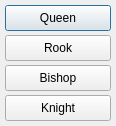
Before: the Qt Designer form promotionwindow.ui in dzhuhan/bachelor_thesis, drawn with Qt 5.
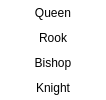
After: the same form once the commit is applied.

Commit message: Redesigned promotion wingdow

What changed in the file:
```diff
--- a/promotionwindow.ui
+++ b/promotionwindow.ui
@@ -6,10 +6,28 @@
    <rect>
     <x>0</x>
     <y>0</y>
-    <width>116</width>
-    <height>126</height>
+    <width>106</width>
+    <height>100</height>
    </rect>
   </property>
+  <property name="sizePolicy">
+   <sizepolicy hsizetype="Fixed" vsizetype="Fixed">
+    <horstretch>0</horstretch>
+    <verstretch>0</verstretch>
+   </sizepolicy>
+  </property>
+  <property name="minimumSize">
+   <size>
+    <width>106</width>
+    <height>100</height>
+   </size>
+  </property>
+  <property name="maximumSize">
+   <size>
+    <width>106</width>
+    <height>100</height>
+   </size>
+  </property>
   <property name="windowTitle">
    <string>Promotion</string>
   </property>
@@ -19,14 +37,25 @@
   <widget class="QPushButton" name="Queen">
    <property name="geometry">
     <rect>
-     <x>5</x>
-     <y>5</y>
+     <x>0</x>
+     <y>0</y>
      <width>106</width>
      <height>26</height>
     </rect>
    </property>
    <property name="styleSheet">
-    <string notr="true">font: 700 11pt &quot;Liberation Mono&quot;;</string>
+    <string notr="true">QPushButton {
+	color: black;
+border: none;
+background-color: white;
+font: 700 11pt &quot;Liberation Mono&quot;;
+}
+QPushButton:hover {
+	background-color: #ddd;
+}
+QPushButton:pressed {
+	background-color: qlineargradient(spread:pad, x1:0, y1:0, x2:1, y2:1, stop:0 rgba(0, 229, 255, 255), stop:1 rgba(255, 0, 220, 255));
+}</string>
    </property>
    <property name="text">
     <string>Queen</string>
@@ -35,14 +64,25 @@
   <widget class="QPushButton" name="Bishop">
    <property name="geometry">
     <rect>
-     <x>5</x>
-     <y>65</y>
+     <x>0</x>
+     <y>50</y>
      <width>106</width>
      <height>26</height>
     </rect>
    </property>
    <property name="styleSheet">
-    <string notr="true">font: 700 11pt &quot;Liberation Mono&quot;;</string>
+    <string notr="true">QPushButton {
+	color: black;
+border: none;
+background-color: white;
+font: 700 11pt &quot;Liberation Mono&quot;;
+}
+QPushButton:hover {
+	background-color: #ddd;
+}
+QPushButton:pressed {
+	background-color: qlineargradient(spread:pad, x1:0, y1:0, x2:1, y2:1, stop:0 rgba(0, 229, 255, 255), stop:1 rgba(255, 0, 220, 255));
+}</string>
    </property>
    <property name="text">
     <string>Bishop</string>
@@ -51,14 +91,25 @@
   <widget class="QPushButton" name="Knight">
    <property name="geometry">
     <rect>
-     <x>5</x>
-     <y>95</y>
+     <x>0</x>
+     <y>75</y>
      <width>106</width>
      <height>26</height>
     </rect>
    </property>
    <property name="styleSheet">
-    <string notr="true">font: 700 11pt &quot;Liberation Mono&quot;;</string>
+    <string notr="true">QPushButton {
+	color: black;
+border: none;
+background-color: white;
+font: 700 11pt &quot;Liberation Mono&quot;;
+}
+QPushButton:hover {
+	background-color: #ddd;
+}
+QPushButton:pressed {
+	background-color: qlineargradient(spread:pad, x1:0, y1:0, x2:1, y2:1, stop:0 rgba(0, 229, 255, 255), stop:1 rgba(255, 0, 220, 255));
+}</string>
    </property>
    <property name="text">
     <string>Knight</string>
@@ -67,14 +118,25 @@
   <widget class="QPushButton" name="Rook">
    <property name="geometry">
     <rect>
-     <x>5</x>
-     <y>35</y>
+     <x>0</x>
+     <y>25</y>
      <width>106</width>
      <height>26</height>
     </rect>
    </property>
    <property name="styleSheet">
-    <string notr="true">font: 700 11pt &quot;Liberation Mono&quot;;</string>
+    <string notr="true">QPushButton {
+	color: black;
+border: none;
+background-color: white;
+font: 700 11pt &quot;Liberation Mono&quot;;
+}
+QPushButton:hover {
+	background-color: #ddd;
+}
+QPushButton:pressed {
+	background-color: qlineargradient(spread:pad, x1:0, y1:0, x2:1, y2:1, stop:0 rgba(0, 229, 255, 255), stop:1 rgba(255, 0, 220, 255));
+}</string>
    </property>
    <property name="text">
     <string>Rook</string>
```
The commit also changes 1 other file.
